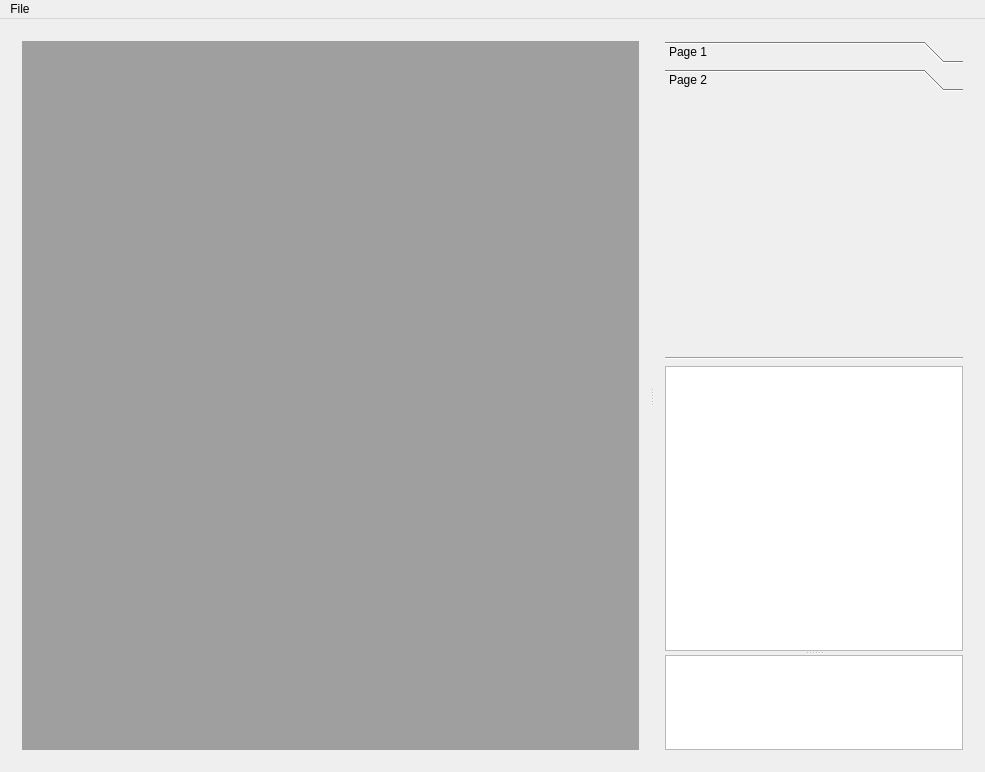
First picture: the form in src/MainWidget/mainwindow.ui, repository Nepta/nixjdr, before the edit.
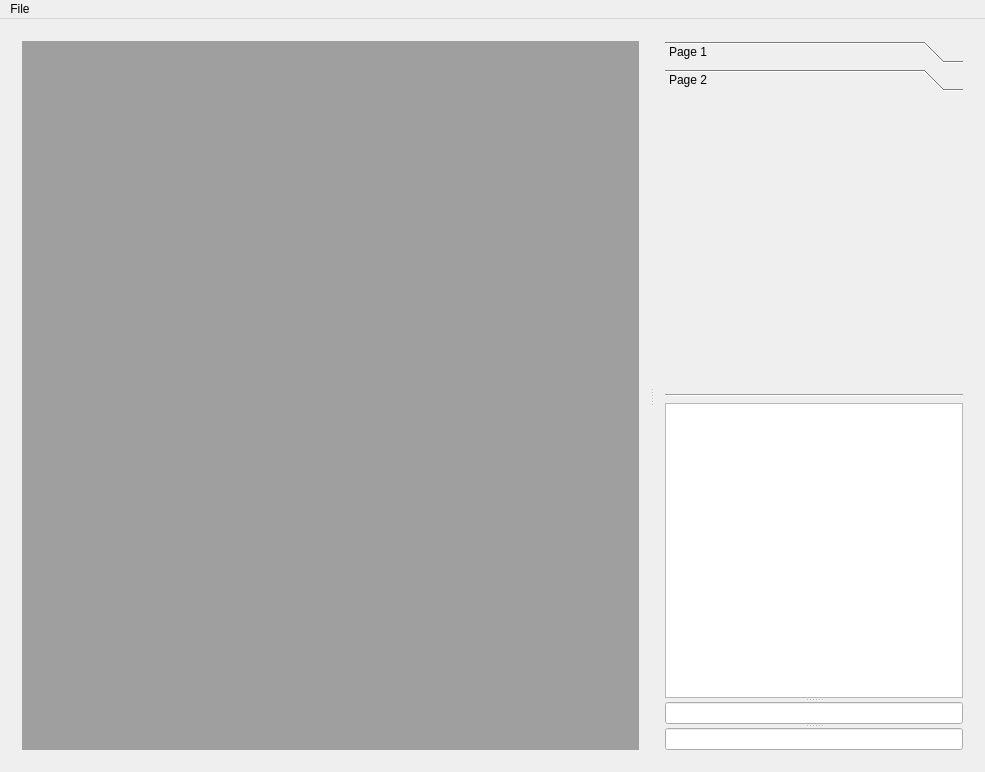
Second picture: the form after the edit. The open tabs and pages were chosen to show the change.

Commit message: chat n personnes

```diff
--- a/src/MainWidget/mainwindow.ui
+++ b/src/MainWidget/mainwindow.ui
@@ -80,8 +80,8 @@
             <rect>
              <x>0</x>
              <y>0</y>
-             <width>102</width>
-             <height>270</height>
+             <width>96</width>
+             <height>26</height>
             </rect>
            </property>
            <attribute name="label">
@@ -128,14 +128,8 @@
             </sizepolicy>
            </property>
           </widget>
-          <widget class="QPlainTextEdit" name="editChat">
-           <property name="sizePolicy">
-            <sizepolicy hsizetype="Expanding" vsizetype="Expanding">
-             <horstretch>0</horstretch>
-             <verstretch>1</verstretch>
-            </sizepolicy>
-           </property>
-          </widget>
+          <widget class="QLineEdit" name="pseudoField"/>
+          <widget class="QLineEdit" name="msgField"/>
          </widget>
         </item>
        </layout>
```
Left out of the diff: 4 changed lines with no effect on the pictures. The commit also changes 12 other files.
